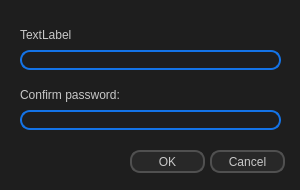
The window that data/dlg_input.ui (sdmdg/ease-encrypt) describes before a commit, drawn with Qt 5.
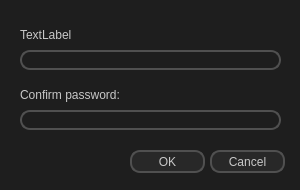
The same window after the commit.

Patch:
```diff
--- a/data/dlg_input.ui
+++ b/data/dlg_input.ui
@@ -62,6 +62,13 @@
 QLineEdit{
 background-color:rgb(30, 30, 30);
 color: rgb(200, 200, 200);
+border: 2px solid rgb(80, 80, 80);
+border-radius: 10px;
+padding: 1px;
+}
+QLineEdit:focus {
+background-color:rgb(30, 30, 30);
+color: rgb(200, 200, 200);
 border: 2px solid rgb(20, 115, 230);
 border-radius: 10px;
 padding: 1px;
```
